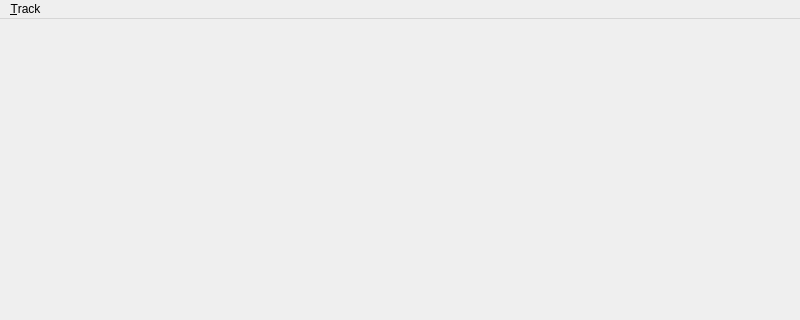
Above: src/mainwindow.ui from crwper/flysight-viewer-2 before the change; both pictures show x 0 to 800 and y 0 to 320 of the 800 by 600 pixel window. Below: the same form after it.
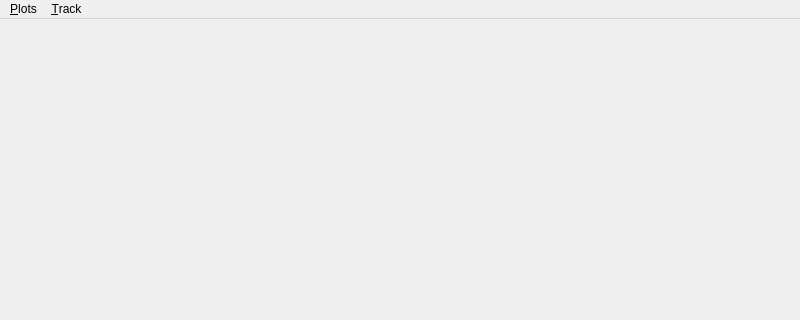
That is the form after the change.

Commit message: Add plot menu and plot hotkeys

```diff
--- a/src/mainwindow.ui
+++ b/src/mainwindow.ui
@@ -31,6 +31,12 @@
     <addaction name="actionImportFolder"/>
     <addaction name="action_Delete"/>
    </widget>
+   <widget class="QMenu" name="menuPlots">
+    <property name="title">
+     <string>&amp;Plots</string>
+    </property>
+   </widget>
+   <addaction name="menuPlots"/>
    <addaction name="menuTrack"/>
   </widget>
   <action name="action_Import">
```
The commit also changes 2 other files.
